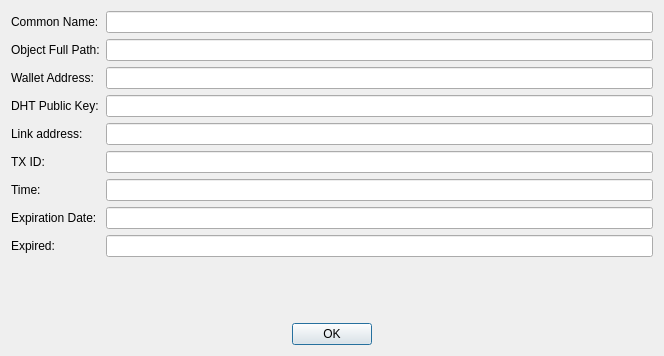
duality-solutions/Dynamic, file src/qt/forms/bdapuserdetaildialog.ui: the form before one commit.
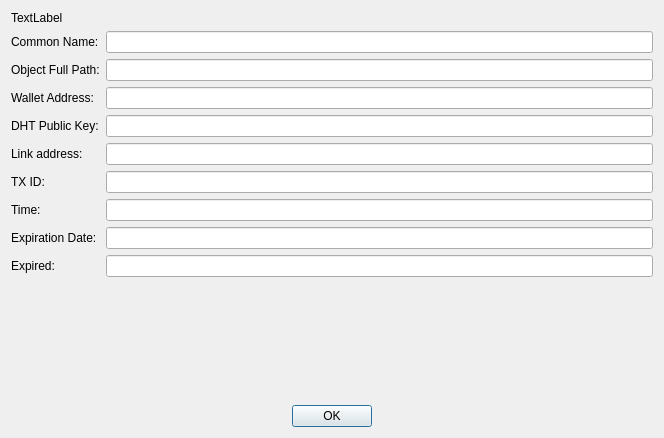
The form after the commit. Icons and pictures are not drawn.

```diff
--- a/src/qt/forms/bdapuserdetaildialog.ui
+++ b/src/qt/forms/bdapuserdetaildialog.ui
@@ -7,7 +7,7 @@
     <x>0</x>
     <y>0</y>
     <width>664</width>
-    <height>356</height>
+    <height>438</height>
    </rect>
   </property>
   <property name="windowTitle">
@@ -19,6 +19,16 @@
   <layout class="QGridLayout" name="gridLayout">
    <item row="0" column="0">
     <layout class="QVBoxLayout" name="verticalLayout">
+     <item>
+      <widget class="QLabel" name="labelinfoHeader">
+       <property name="text">
+        <string>TextLabel</string>
+       </property>
+       <property name="wordWrap">
+        <bool>true</bool>
+       </property>
+      </widget>
+     </item>
      <item>
       <layout class="QFormLayout" name="formLayout">
        <item row="0" column="0">
```
